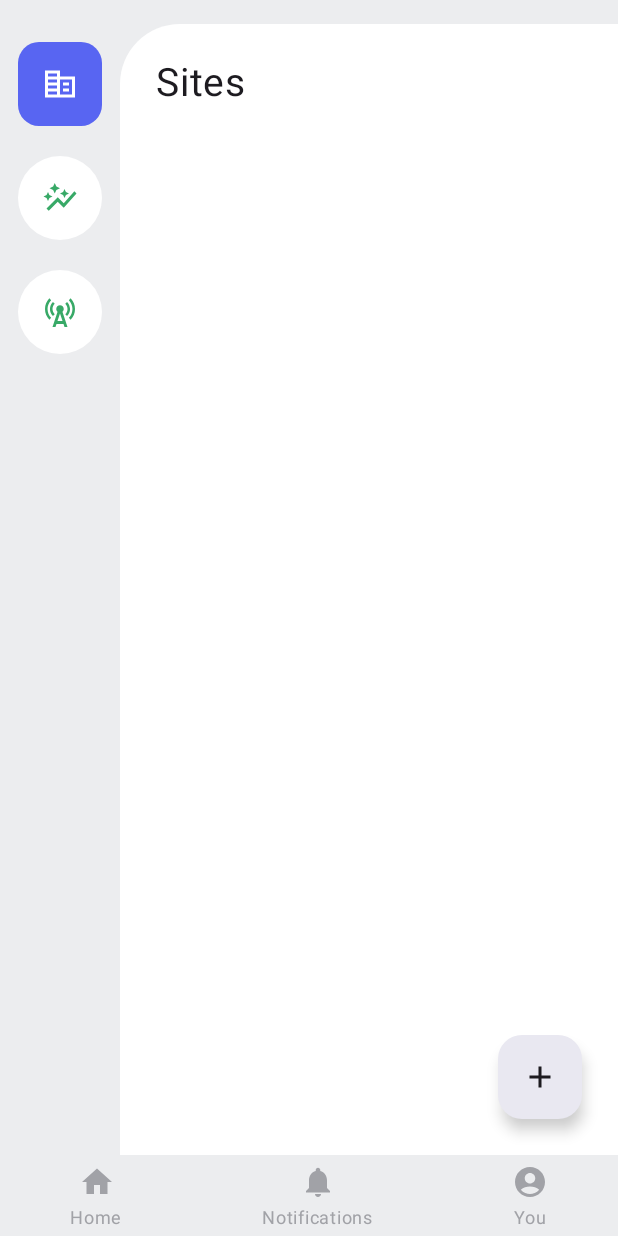
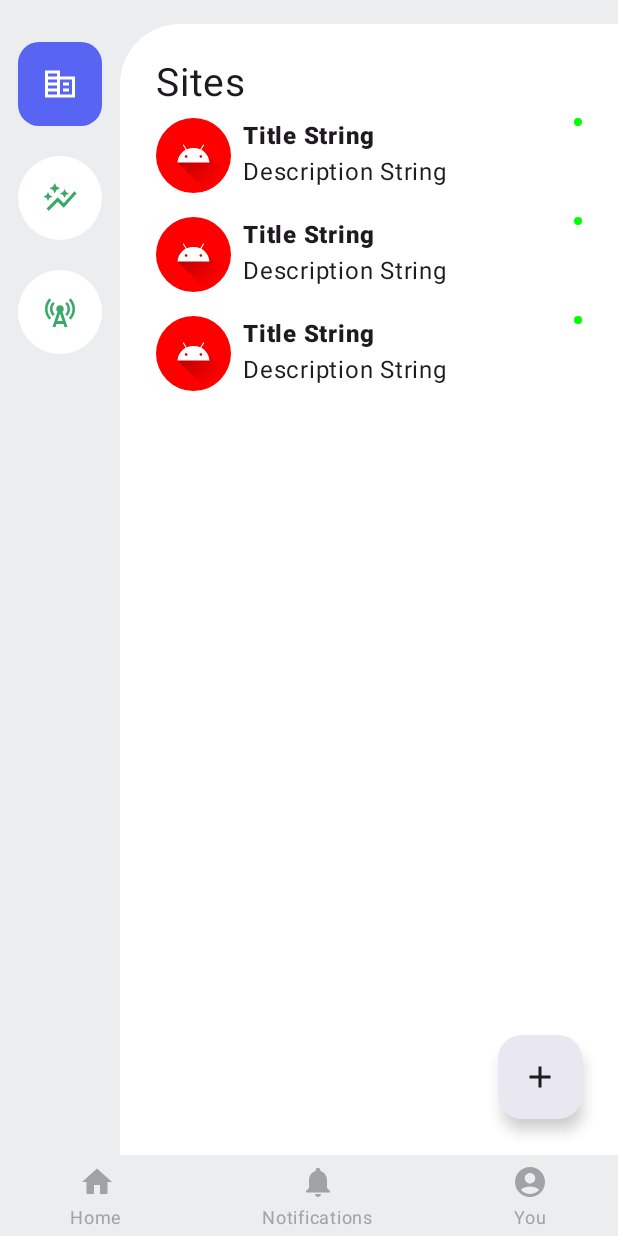
Before and after one commit to dev-sharma3624/QuickCast, an Android app built with Jetpack Compose: the screen it shows after launch (MainActivity), on a phone screen of 412 x 824 dp. Run offline under Robolectric (Android 15) with nearby library versions, the phone set to English and light mode, and no system bars.

Commit message:
Added site column

```diff
--- a/app/src/main/java/com/example/quickcast/ui/HomeScreen.kt
+++ b/app/src/main/java/com/example/quickcast/ui/HomeScreen.kt
@@ -3,15 +3,24 @@ package com.example.quickcast.ui
 import androidx.compose.animation.animateColorAsState
 import androidx.compose.animation.core.animateIntAsState
 import androidx.compose.animation.core.tween
+import androidx.compose.foundation.BorderStroke
+import androidx.compose.foundation.Image
 import androidx.compose.foundation.background
+import androidx.compose.foundation.border
+import androidx.compose.foundation.clickable
 import androidx.compose.foundation.layout.Arrangement
+import androidx.compose.foundation.layout.Box
 import androidx.compose.foundation.layout.Column
+import androidx.compose.foundation.layout.IntrinsicSize
 import androidx.compose.foundation.layout.PaddingValues
 import androidx.compose.foundation.layout.Row
 import androidx.compose.foundation.layout.fillMaxSize
 import androidx.compose.foundation.layout.fillMaxWidth
+import androidx.compose.foundation.layout.height
 import androidx.compose.foundation.layout.padding
 import androidx.compose.foundation.layout.size
+import androidx.compose.foundation.lazy.LazyColumn
+import androidx.compose.foundation.shape.CircleShape
 import androidx.compose.foundation.shape.RoundedCornerShape
 import androidx.compose.material.icons.Icons
 import androidx.compose.material.icons.filled.Add
@@ -21,6 +30,8 @@ import androidx.compose.material3.FloatingActionButtonDefaults
 import androidx.compose.material3.Icon
 import androidx.compose.material3.NavigationRail
 import androidx.compose.material3.Scaffold
+import androidx.compose.material3.TabPosition
+import androidx.compose.material3.TabRowDefaults.tabIndicatorOffset
 import androidx.compose.material3.Text
 import androidx.compose.runtime.Composable
 import androidx.compose.runtime.getValue
@@ -29,13 +40,19 @@ import androidx.compose.runtime.remember
 import androidx.compose.runtime.setValue
 import androidx.compose.ui.Alignment
 import androidx.compose.ui.Modifier
+import androidx.compose.ui.draw.clip
 import androidx.compose.ui.graphics.Color
+import androidx.compose.ui.graphics.Shape
+import androidx.compose.ui.layout.ContentScale
 import androidx.compose.ui.res.painterResource
 import androidx.compose.ui.res.stringResource
+import androidx.compose.ui.text.font.FontWeight
 import androidx.compose.ui.text.style.TextAlign
 import androidx.compose.ui.tooling.preview.Preview
+import androidx.compose.ui.unit.TextUnit
 import androidx.compose.ui.unit.dp
 import androidx.compose.ui.unit.sp
+import androidx.lifecycle.VIEW_MODEL_STORE_OWNER_KEY
 import com.example.quickcast.R
 import com.example.quickcast.enum_classes.NavigationRailItems
 
@@ -78,19 +95,24 @@ fun HomeScreen(paddingValues : PaddingValues){
 
 @Composable
 fun Content(){
-    Column(
+    Box(
         modifier = Modifier
             .fillMaxSize()
-            .padding(24.dp),
-        verticalArrangement = Arrangement.SpaceBetween,
-        horizontalAlignment = Alignment.End
+            .padding(24.dp)
     ) {
-        Text(
-            text = stringResource(R.string.sites),
-            fontSize = 26.sp,
-            textAlign = TextAlign.Start,
-            modifier = Modifier.fillMaxWidth()
-        )
+        Column(
+        ) {
+            Text(
+                text = stringResource(R.string.sites),
+                fontSize = 26.sp
+            )
+
+            LazyColumn{
+                items(3){
+                    Site()
+                }
+            }
+        }
 
 
         FloatingActionButton(
@@ -100,10 +122,55 @@ fun Content(){
                     imageVector = Icons.Default.Add,
                     contentDescription = null
                 )
-            }
+            },
+            modifier = Modifier.align(Alignment.BottomEnd)
         )
     }
 
+}
+
+@Composable
+fun Site() {
+    Row(
+        modifier = Modifier
+            .padding(vertical = 8.dp)
+            .fillMaxWidth(),
+        horizontalArrangement = Arrangement.SpaceBetween
+    ) {
+        Image(
+            painter = painterResource(R.drawable.ic_launcher_foreground),
+            contentDescription = null,
+            modifier = Modifier.clip(CircleShape)
+                .size(50.dp)
+                .background(Color.Red)
+        )
+
+        Column(
+            modifier = Modifier
+                .weight(1f)
+                .padding(horizontal = 8.dp),
+            verticalArrangement = Arrangement.SpaceBetween,
+            horizontalAlignment = Alignment.Start
+        ){
+            Text(
+                text = "Title String",
+                fontWeight = FontWeight.ExtraBold
+            )
+
+            Text(
+                text = "Description String Description String Description String Description String Description StringDescription StringDescription String",
+                maxLines = 1
+            )
+        }
+
+        if(true){
+            Box(
+                modifier = Modifier
+                    .background(Color.Green, CircleShape)
+                    .size(5.dp)
+            )
+        }
+    }
 }
 
 
```
